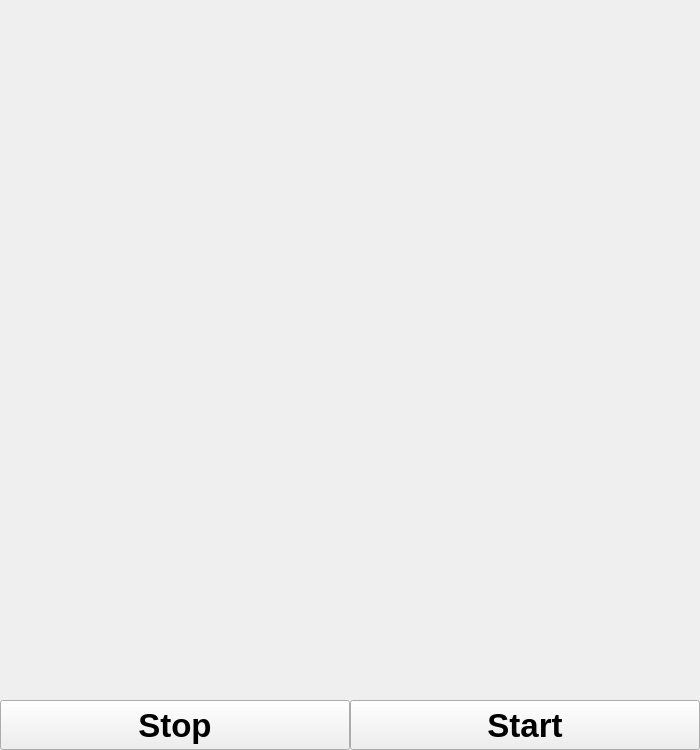
The window that uiFiles/GameOfLifeWindow.ui (HausMeister008/GameOfLife) describes before a commit, drawn with Qt 5.
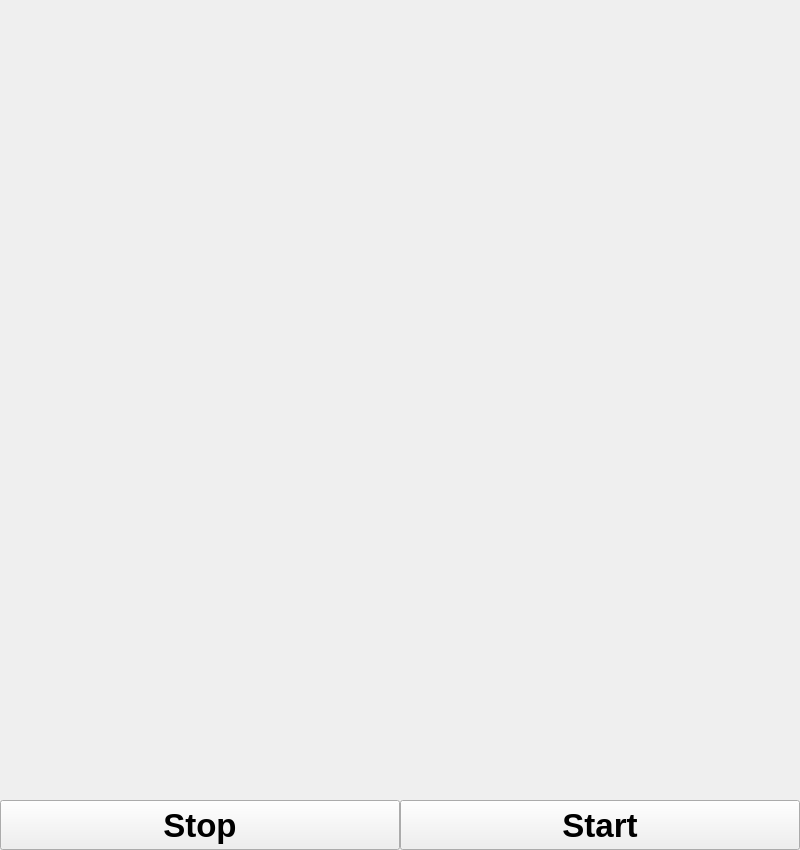
The same window after the commit.

Commit message: variables make more sense

Patch:
```diff
--- a/uiFiles/GameOfLifeWindow.ui
+++ b/uiFiles/GameOfLifeWindow.ui
@@ -6,8 +6,8 @@
    <rect>
     <x>0</x>
     <y>0</y>
-    <width>700</width>
-    <height>750</height>
+    <width>800</width>
+    <height>850</height>
    </rect>
   </property>
   <property name="sizePolicy">
```
The commit also changes 2 other files.
